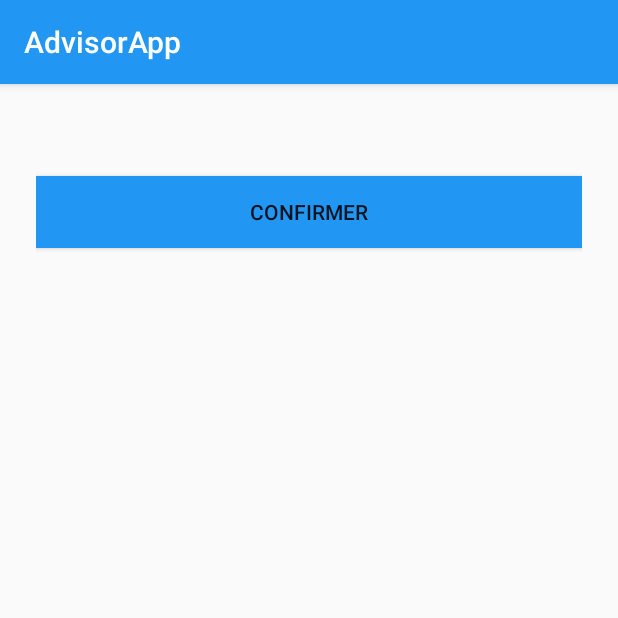
After one commit to AdvisorApp/Android, an Android app: the AddUvActivity screen opened directly, with no data from a screen before it, on a phone screen of 412 x 824 dp, the top half of it. The commit adds this screen. Run offline under Robolectric (Android 15) with nearby library versions, the phone set to English and light mode, and no system bars; our stand-ins replace ButterKnife, Volley; libraries missing offline, so code that uses them is left out: com.afollestad.materialdialogs, org.codehaus.jackson; 2 statements that could not run were skipped.

Commit message:
[ADV-36] add UvDetailActivity & AddUvActivity structure

```diff
--- a/application/AdvisorApp/app/src/main/AndroidManifest.xml
+++ b/application/AdvisorApp/app/src/main/AndroidManifest.xml
@@ -24,7 +24,9 @@
         </activity>
         <activity android:name=".view.activities.login.LoginActivity" android:label="@string/app_name" />
         <activity android:name=".view.activities.register.SignupActivity" android:theme="@style/AppTheme" />
-        <activity android:name=".view.activities.uv.UvListActivity" android:theme="@style/AppTheme" />
+        <activity android:name=".view.activities.uv.RemainingUvListActivity" android:theme="@style/AppTheme" />
+        <activity android:name=".view.activities.uv.UvDetailActivity" android:theme="@style/AppTheme" />
+        <activity android:name=".view.activities.uv.AddUvActivity" android:theme="@style/AppTheme" />
     </application>
 
 </manifest>
--- a/application/AdvisorApp/app/src/main/java/com/advisorapp/api/API.java
+++ b/application/AdvisorApp/app/src/main/java/com/advisorapp/api/API.java
@@ -4,7 +4,7 @@ package com.advisorapp.api;
  * Created by Steeve on 29/05/2016.
  */
 public interface API {
-    String IP = "192.168.42.213";
+    String IP = "192.168.0.14";
     String URL = "http://"+IP+":8090/api/";
     String AUTHENT_ROUTE = URL+"auths/token";
     String USERS_ME_ROUTE = URL+"users/me";
--- a/application/AdvisorApp/app/src/main/java/com/advisorapp/model/Semester.java
+++ b/application/AdvisorApp/app/src/main/java/com/advisorapp/model/Semester.java
@@ -41,7 +41,6 @@ public class Semester {
 
     public void addUv(Uv uv){
         this.uvs.add(uv);
-        uv.addSemester(this);
     }
 
     public void setUvs(Set<Uv> uvs) {
--- a/application/AdvisorApp/app/src/main/java/com/advisorapp/view/activities/SplashscreenActivity.java
+++ b/application/AdvisorApp/app/src/main/java/com/advisorapp/view/activities/SplashscreenActivity.java
@@ -17,7 +17,7 @@ import com.advisorapp.api.Token;
 import com.advisorapp.model.Uv;
 import com.advisorapp.view.activities.login.LoginActivity;
 import com.advisorapp.view.activities.register.SignupActivity;
-import com.advisorapp.view.activities.uv.UvListActivity;
+import com.advisorapp.view.activities.uv.RemainingUvListActivity;
 import com.android.volley.RequestQueue;
 import com.android.volley.Response;
 import com.android.volley.VolleyError;
@@ -84,7 +84,7 @@ public class SplashscreenActivity extends AppCompatActivity {
                 new Response.Listener<JSONObject>() {
                     @Override
                     public void onResponse(JSONObject response) {
-                        Intent intent = new Intent(getApplicationContext(), UvListActivity.class);
+                        Intent intent = new Intent(getApplicationContext(), RemainingUvListActivity.class);
                         intent.putExtra("token", token);
                         startActivity(intent);
                     }
--- a/application/AdvisorApp/app/src/main/java/com/advisorapp/view/activities/login/LoginActivity.java
+++ b/application/AdvisorApp/app/src/main/java/com/advisorapp/view/activities/login/LoginActivity.java
@@ -19,7 +19,7 @@ import com.advisorapp.R;
 import com.advisorapp.api.APIHelper;
 import com.advisorapp.api.Token;
 import com.advisorapp.view.activities.register.SignupActivity;
-import com.advisorapp.view.activities.uv.UvListActivity;
+import com.advisorapp.view.activities.uv.RemainingUvListActivity;
 import com.afollestad.materialdialogs.MaterialDialog;
 import com.android.volley.RequestQueue;
 import com.android.volley.Response;
@@ -122,7 +122,7 @@ public class LoginActivity extends AppCompatActivity {
     public void onLoginSuccess() {
         loginButton.setEnabled(true);
         this.saveToken();
-        Intent intent = new Intent(getApplicationContext(), UvListActivity.class);
+        Intent intent = new Intent(getApplicationContext(), RemainingUvListActivity.class);
         intent.putExtra("token", this.token);
         startActivity(intent);
     }
--- /dev/null
+++ b/application/AdvisorApp/app/src/main/java/com/advisorapp/view/activities/uv/AddUvActivity.java
@@ -0,0 +1,90 @@
+package com.advisorapp.view.activities.uv;
+
+import android.content.Intent;
+import android.os.Bundle;
+import android.support.v7.app.AppCompatActivity;
+import android.view.View;
+import android.widget.TextView;
+
+import com.advisorapp.AdvisorAppApplication;
+import com.advisorapp.R;
+import com.advisorapp.api.Token;
+import com.advisorapp.model.StudyPlan;
+import com.advisorapp.model.Uv;
+import com.afollestad.materialdialogs.MaterialDialog;
+import com.android.volley.RequestQueue;
+
+import org.codehaus.jackson.map.ObjectMapper;
+
+import butterknife.ButterKnife;
+import butterknife.OnClick;
+
+/**
+ * Created by Alexis on 10/06/2016.
+ */
+public class AddUvActivity extends AppCompatActivity {
+
+    private static final String TAG = "UvDetailActivity";
+
+    private Token token;
+
+    private RequestQueue mRequestQueue;
+    private ObjectMapper mMapper;
+
+    private StudyPlan studyPlan;
+    private Uv uv;
+
+    @Override
+    public void onCreate(Bundle savedInstanceState) {
+        super.onCreate(savedInstanceState);
+        setContentView(R.layout.activity_uvadd);
+        ButterKnife.bind(this);
+
+        this.token = new Token(getIntent().getStringExtra("token"));
+        this.studyPlan = getIntent().getParcelableExtra("studyPlan");
+        this.uv = getIntent().getParcelableExtra("uv");
+
+        AdvisorAppApplication app = (AdvisorAppApplication) getApplication();
+        this.mRequestQueue = app.getmVolleyRequestQueue();
+        this.mMapper = new ObjectMapper();
+
+        this.runOnUiThread(new Runnable() {
+            public void run() {
+            }
+        });
+
+        this.handleView();
+
+    }
+
+    private void handleView() {
+
+        ((TextView) this.findViewById(R.id.tv_uv_name)).setText(this.uv.getName());
+
+    }
+
+        @Override
+    protected void onResume() {
+        super.onResume();
+    }
+
+    @Override
+    protected void onStop() {
+        mRequestQueue.cancelAll(this);
+        super.onStop();
+    }
+
+    @OnClick(R.id.btn_confirm)
+    public void confirmAddUv(View v){
+        new MaterialDialog.Builder(this)
+                .title("Choisir un semestre")
+                .items()
+                .itemsCallback(new MaterialDialog.ListCallback() {
+                    @Override
+                    public void onSelection(MaterialDialog dialog, View view, int which, CharSequence text) {
+                    }
+                })
+                .show();
+    }
+
+}
--- /dev/null
+++ b/application/AdvisorApp/app/src/main/res/layout/activity_uvadd.xml
@@ -0,0 +1,28 @@
+<?xml version="1.0" encoding="utf-8"?>
+<LinearLayout
+    android:orientation="vertical"
+    android:layout_width="match_parent"
+    android:layout_height="wrap_content"
+    android:paddingTop="10dp"
+    android:paddingLeft="24dp"
+    android:paddingRight="24dp"
+    xmlns:android="http://schemas.android.com/apk/res/android">
+
+    <TextView
+        android:id="@+id/tv_uv_name"
+        android:layout_width="match_parent"
+        android:layout_height="wrap_content"
+        android:textColor="@color/primary_text"
+        android:textSize="20sp"/>
+
+    <android.support.v7.widget.AppCompatButton
+        android:id="@+id/btn_confirm"
+        android:layout_width="fill_parent"
+        android:layout_height="wrap_content"
+        android:layout_marginTop="24dp"
+        android:layout_marginBottom="24dp"
+        android:padding="12dp"
+        android:text="Confirmer"
+        android:background="@color/primary"/>
+
+</LinearLayout>
--- a/application/AdvisorApp/app/src/main/res/layout/activity_uvlist.xml
+++ b/application/AdvisorApp/app/src/main/res/layout/activity_uvlist.xml
@@ -8,9 +8,7 @@
         android:orientation="vertical"
         android:layout_width="match_parent"
         android:layout_height="wrap_content"
-        android:paddingTop="56dp"
-        android:paddingLeft="24dp"
-        android:paddingRight="24dp">
+        android:paddingTop="10dp">
 
         <android.support.v7.widget.RecyclerView
             xmlns:android="http://schemas.android.com/apk/res/android"
--- a/application/AdvisorApp/app/src/main/res/layout/uvlist_cards.xml
+++ b/application/AdvisorApp/app/src/main/res/layout/uvlist_cards.xml
@@ -4,7 +4,7 @@
     xmlns:app="http://schemas.android.com/apk/res-auto"
     android:layout_width="match_parent"
     android:layout_height="wrap_content"
-
+    android:layout_margin="5dp"
     app:cardBackgroundColor="@android:color/white"
     app:cardCornerRadius="2dp"
     app:cardElevation="2dp">
```
Also changed, not shown: application/AdvisorApp/app/src/main/java/com/advisorapp/listeners/RecyclerItemClickListener.java (added, +48 -0 lines), application/AdvisorApp/app/src/main/java/com/advisorapp/model/Option.java (deleted, +0 -24 lines), application/AdvisorApp/app/src/main/java/com/advisorapp/model/StudyPlan.java (+35 -26 lines), application/AdvisorApp/app/src/main/java/com/advisorapp/model/User.java (+43 -16 lines), application/AdvisorApp/app/src/main/java/com/advisorapp/model/Uv.java (+55 -39 lines), application/AdvisorApp/app/src/main/java/com/advisorapp/model/UvType.java (+37 -1 lines), application/AdvisorApp/app/src/main/java/com/advisorapp/view/activities/uv/RemainingUvListActivity.java (renamed from application/AdvisorApp/app/src/main/java/com/advisorapp/view/activities/uv/UvListActivity.java, +28 -9 lines), application/AdvisorApp/app/src/main/java/com/advisorapp/view/activities/uv/UvDetailActivity.java (added, +100 -0 lines), application/AdvisorApp/app/src/main/java/com/advisorapp/view/holders/UvListViewHolder.java (+5 -4 lines), application/AdvisorApp/app/src/main/res/layout/activity_uvdetail.xml (added, +34 -0 lines).
